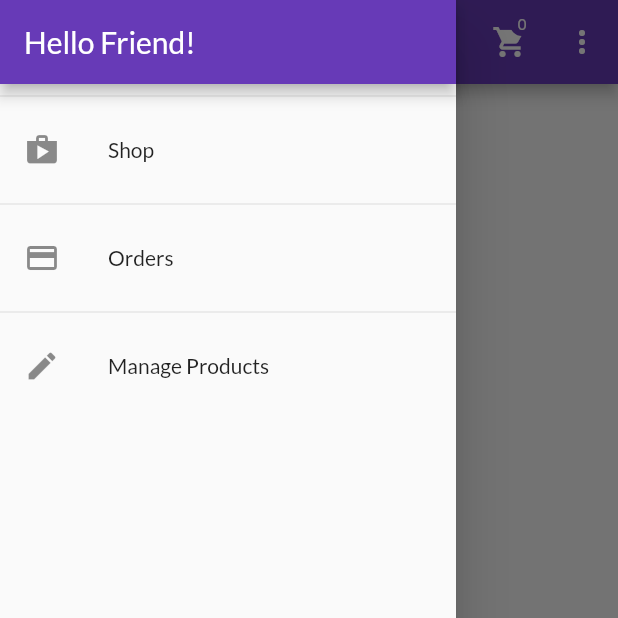
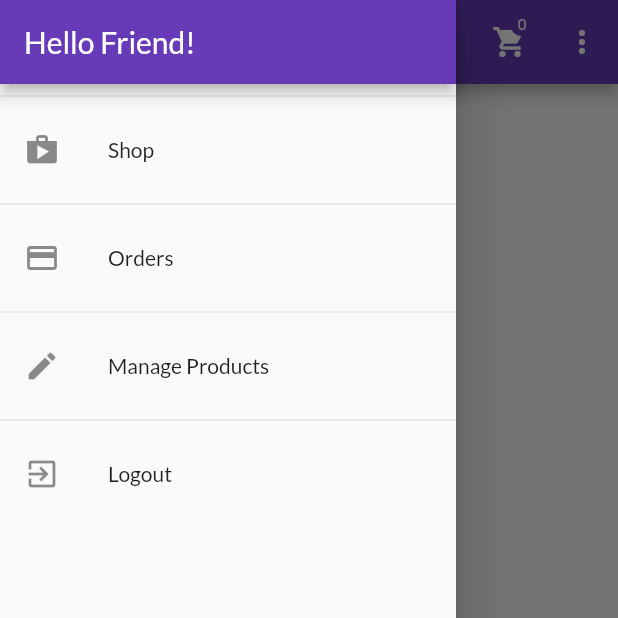
Before and after one commit to Ayushpanditmoto/shoppingapp, a Flutter app: the ProductOverviewScreen screen opened directly, with the side drawer open, on a phone screen of 412 x 824 dp, the top half of it. Run offline on Flutter 3.47's test engine with Material 2 defaults, Android fonts, the phone set to English and light mode, and no system bars; our stand-ins replace google_fonts, shared_preferences; accounts and stored records are empty; network calls fail.

```diff
--- a/lib/providers/products.dart
+++ b/lib/providers/products.dart
@@ -66,6 +66,7 @@ class Products with ChangeNotifier {
       _items = loadedProducts;
       notifyListeners();
     } catch (e) {
+      print(e);
       rethrow;
     }
   }
--- a/lib/screens/products_overviews_screen.dart
+++ b/lib/screens/products_overviews_screen.dart
@@ -51,6 +51,7 @@ class _ProductOverviewScreenState extends State<ProductOverviewScreen> {
 
   @override
   Widget build(BuildContext context) {
+    final productsContainer = Provider.of<Products>(context, listen: false);
     return Scaffold(
       appBar: AppBar(
         title: const Text('MyShop'),
@@ -94,8 +95,7 @@ class _ProductOverviewScreenState extends State<ProductOverviewScreen> {
       ),
       drawer: const AppDrawer(),
       body: FutureBuilder(
-        future:
-            Provider.of<Products>(context, listen: false).fetchAndSetProducts(),
+        future: productsContainer.fetchAndSetProducts(),
         builder: (context, snapshot) {
           if (snapshot.connectionState == ConnectionState.waiting) {
             return const Center(
--- a/lib/widget/app_drawer.dart
+++ b/lib/widget/app_drawer.dart
@@ -1,6 +1,8 @@
 import 'package:flutter/material.dart';
+import 'package:provider/provider.dart';
 import 'package:shoppingapp/screens/products_overviews_screen.dart';
 import 'package:shoppingapp/screens/user_products_screen.dart';
+import '../providers/auth.dart';
 import '../reusable/reusable.dart';
 import '../screens/orders_screen.dart';
 
@@ -40,7 +42,17 @@ class AppDrawer extends StatelessWidget {
             onTap: () {
               Navigation.pushReplacement(context, const UserProductsScreen());
             },
-          )
+          ),
+          const Divider(),
+          ListTile(
+            leading: const Icon(Icons.exit_to_app),
+            title: const Text('Logout'),
+            onTap: () {
+              Navigator.of(context).pop();
+              Navigator.of(context).pushReplacementNamed('/');
+              Provider.of<Auth>(context, listen: false).logout();
+            },
+          ),
         ],
       ),
     );
--- a/pubspec.yaml
+++ b/pubspec.yaml
@@ -35,6 +35,7 @@ dependencies:
   http: ^0.13.5
   intl: ^0.18.0
   provider: ^6.0.5
+  shared_preferences: ^2.0.17
 
 dev_dependencies:
   flutter_lints: ^2.0.0
```
Also changed, not shown: lib/main.dart (+16 -5 lines), lib/providers/auth.dart (+54 -0 lines), pubspec.lock, 1 other file.
